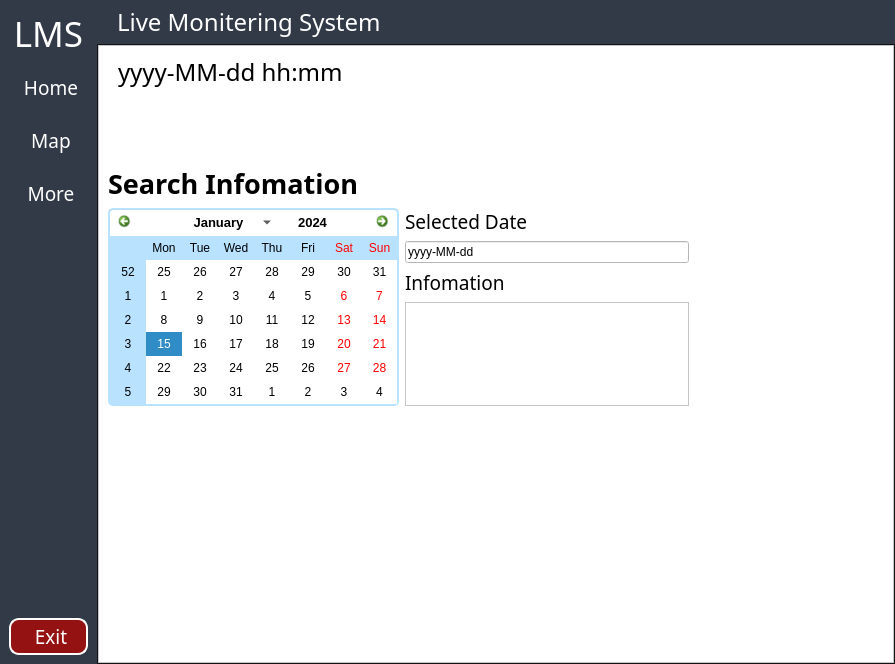
Before: the Qt Designer form ui/main.ui in kookjd7759/Live_Monitoring_System, drawn with Qt 5.
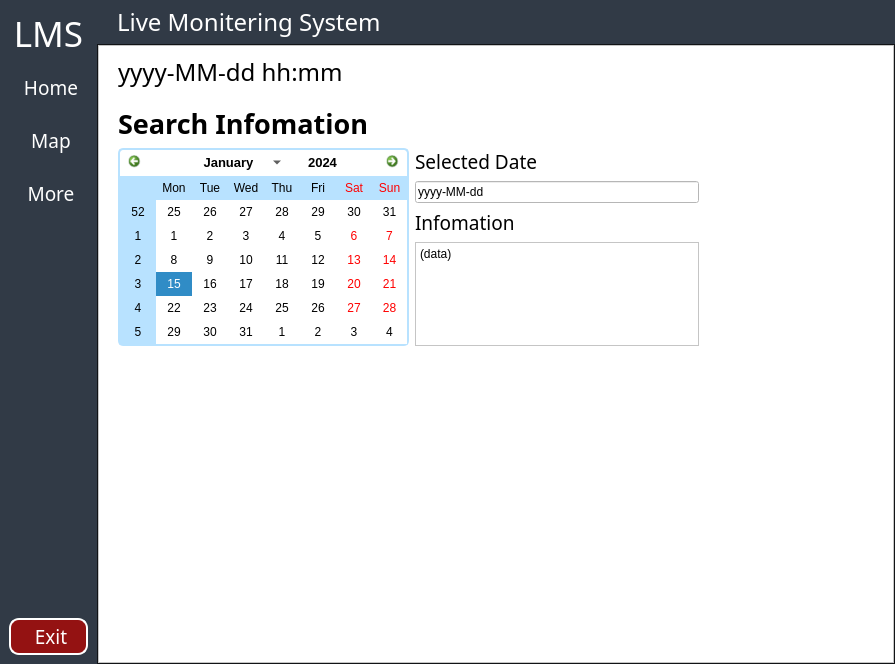
After: the same form once the commit is applied. Icons and pictures are not drawn.

Patch:
```diff
--- a/ui/main.ui
+++ b/ui/main.ui
@@ -31,10 +31,6 @@
 	border-top-right-radius: 10px;
 	border-bottom-left-radius: 10px;
 	border-bottom-right-radius: 10px;
-}
-#menu_widget QPushButton:hover {
-	background-color: rgb(125,125,125);
-	border: 0px solid  #ffffff;
 }</string>
   </property>
   <widget class="QWidget" name="centralwidget">
@@ -391,11 +387,11 @@
                    <string>yyyy-MM-dd hh:mm</string>
                   </property>
                  </widget>
-                 <widget class="QWidget" name="">
+                 <widget class="QWidget" name="layoutWidget">
                   <property name="geometry">
                    <rect>
-                    <x>10</x>
-                    <y>120</y>
+                    <x>20</x>
+                    <y>60</y>
                     <width>581</width>
                     <height>241</height>
                    </rect>
@@ -634,7 +630,15 @@
                         </widget>
                        </item>
                        <item>
-                        <widget class="QTextEdit" name="infomation_textEdit"/>
+                        <widget class="QTextEdit" name="infomation_textEdit">
+                         <property name="html">
+                          <string>&lt;!DOCTYPE HTML PUBLIC &quot;-//W3C//DTD HTML 4.0//EN&quot; &quot;http://www.w3.org/TR/REC-html40/strict.dtd&quot;&gt;
+&lt;html&gt;&lt;head&gt;&lt;meta name=&quot;qrichtext&quot; content=&quot;1&quot; /&gt;&lt;style type=&quot;text/css&quot;&gt;
+p, li { white-space: pre-wrap; }
+&lt;/style&gt;&lt;/head&gt;&lt;body style=&quot; font-family:'Gulim'; font-size:9pt; font-weight:400; font-style:normal;&quot;&gt;
+&lt;p style=&quot; margin-top:0px; margin-bottom:0px; margin-left:0px; margin-right:0px; -qt-block-indent:0; text-indent:0px;&quot;&gt;(data)&lt;/p&gt;&lt;/body&gt;&lt;/html&gt;</string>
+                         </property>
+                        </widget>
                        </item>
                       </layout>
                      </item>
```
